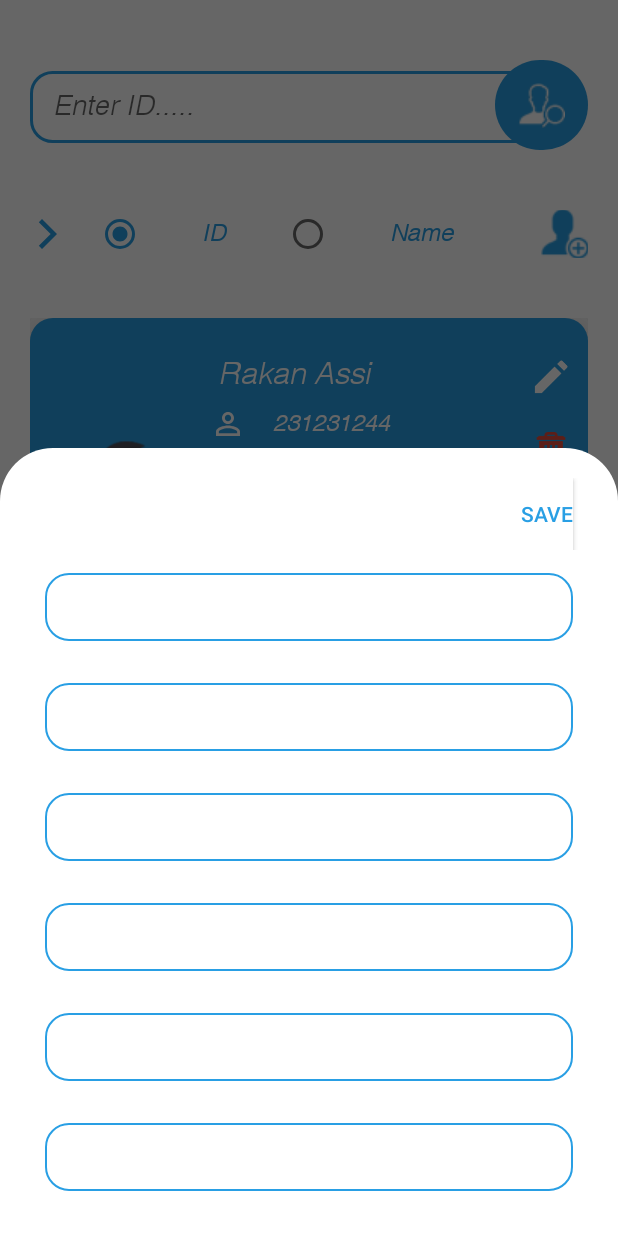
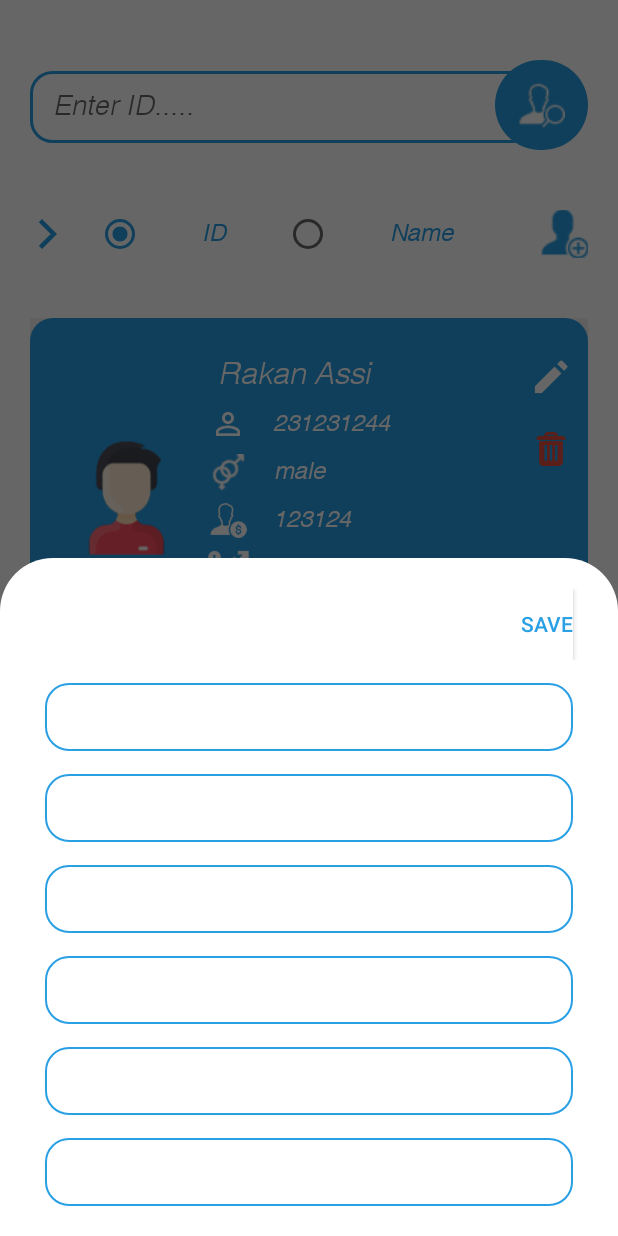
Before and after one commit to akramAssi/employee, an Android app: the screen it shows after launch (MainActivity), after a tap on an icon or button, on a phone screen of 412 x 824 dp. Run offline under Robolectric (Android 15) with nearby library versions, the phone set to English and light mode, and no system bars.

Commit message:
put all exit text into liner linear layout

```diff
--- a/app/src/main/res/layout/insert_layout.xml
+++ b/app/src/main/res/layout/insert_layout.xml
@@ -32,114 +32,155 @@
                 android:textSize="14sp" />
         </LinearLayout>
 
+        <LinearLayout
+            android:layout_width="match_parent"
+            android:layout_height="match_parent"
+            android:background="@drawable/edit_text"
+            android:layout_marginStart="10dp"
+            android:layout_marginTop="15dp"
+            android:layout_marginEnd="10dp"
+            android:orientation="horizontal">
+
             <EditText
                 android:id="@+id/nameEditText"
                 android:layout_width="match_parent"
                 android:layout_height="45dp"
-            android:layout_marginStart="10dp"
-            android:layout_marginTop="15dp"
-            android:layout_marginEnd="10dp"
-            android:background="@drawable/edit_text"
+                android:background="@android:color/transparent"
                 android:ems="10"
                 android:fontFamily="@font/helvetica_oblique"
                 android:hint="@string/nameHint"
+                android:importantForAutofill="no"
                 android:inputType="textPersonName"
                 android:paddingStart="20dp"
                 android:paddingEnd="20dp"
                 android:textColor="@color/illuminatingEmerald"
-            android:textSize="18sp"
-            android:importantForAutofill="no" />
+                android:textSize="18sp" />
+        </LinearLayout>
+
+        <LinearLayout
+            android:layout_width="match_parent"
+            android:layout_height="match_parent"
+            android:background="@drawable/edit_text"
+            android:layout_marginStart="10dp"
+            android:layout_marginTop="15dp"
+            android:layout_marginEnd="10dp"
+            android:orientation="horizontal">
 
             <EditText
                 android:id="@+id/idEditText"
                 android:layout_width="match_parent"
                 android:layout_height="45dp"
-            android:layout_marginStart="10dp"
-            android:layout_marginTop="28dp"
-            android:layout_marginEnd="10dp"
-            android:background="@drawable/edit_text"
+                android:background="@android:color/transparent"
                 android:ems="10"
                 android:fontFamily="@font/helvetica_oblique"
                 android:hint="@string/idHint"
+                android:importantForAutofill="no"
+                android:inputType="textPersonName"
+                android:paddingStart="20dp"
+                android:paddingEnd="20dp"
+                android:textColor="@color/illuminatingEmerald"
+                android:textSize="16sp" />
+        </LinearLayout>
+
+        <LinearLayout
+            android:layout_width="match_parent"
+            android:layout_height="match_parent"
+            android:background="@drawable/edit_text"
+            android:layout_marginStart="10dp"
+            android:layout_marginTop="15dp"
+            android:layout_marginEnd="10dp"
+            android:orientation="horizontal">
+
+            <EditText
+                android:id="@+id/genderEditText"
+                android:layout_width="match_parent"
+                android:layout_height="45dp"
+                android:background="@android:color/transparent"
+                android:ems="10"
+                android:fontFamily="@font/helvetica_oblique"
+                android:hint="@string/genderHint"
+                android:importantForAutofill="no"
+                android:inputType="textPersonName"
+                android:paddingStart="20dp"
+                android:paddingEnd="20dp"
+                android:textColor="@color/illuminatingEmerald"
+                android:textSize="16sp" />
+        </LinearLayout>
+
+        <LinearLayout
+            android:layout_width="match_parent"
+            android:layout_height="match_parent"
+            android:background="@drawable/edit_text"
+            android:layout_marginStart="10dp"
+            android:layout_marginTop="15dp"
+            android:layout_marginEnd="10dp"
+            android:orientation="horizontal">
+
+            <EditText
+                android:id="@+id/salaryEditText"
+                android:layout_width="match_parent"
+                android:layout_height="45dp"
+                android:background="@android:color/transparent"
+                android:ems="10"
+                android:fontFamily="@font/helvetica_oblique"
+                android:hint="@string/salaryHint"
+                android:importantForAutofill="no"
+                android:inputType="textPersonName"
+                android:paddingStart="20dp"
+                android:paddingEnd="20dp"
+                android:textColor="@color/illuminatingEmerald"
+                android:textSize="16sp" />
+        </LinearLayout>
+
+        <LinearLayout
+            android:layout_width="match_parent"
+            android:layout_height="match_parent"
+            android:background="@drawable/edit_text"
+            android:layout_marginStart="10dp"
+            android:layout_marginTop="15dp"
+            android:layout_marginEnd="10dp"
+            android:orientation="horizontal">
+
+            <EditText
+                android:id="@+id/salesEditText"
+                android:layout_width="match_parent"
+                android:layout_height="45dp"
+                android:background="@android:color/transparent"
+                android:ems="10"
+                android:fontFamily="@font/helvetica_oblique"
+                android:hint="@string/salesHint"
+                android:importantForAutofill="no"
+                android:inputType="textPersonName"
+                android:paddingStart="20dp"
+                android:paddingEnd="20dp"
+                android:textColor="@color/illuminatingEmerald"
+                android:textSize="16sp" />
+        </LinearLayout>
+
+        <LinearLayout
+            android:layout_width="match_parent"
+            android:layout_height="match_parent"
+            android:background="@drawable/edit_text"
+            android:layout_marginStart="10dp"
+            android:layout_marginTop="15dp"
+            android:layout_marginEnd="10dp"
+            android:orientation="horizontal">
+
+            <EditText
+                android:id="@+id/CommissionEditText"
+                android:layout_width="match_parent"
+                android:layout_height="45dp"
+                android:ems="10"
+                android:fontFamily="@font/helvetica_oblique"
+                android:hint="@string/commissionHint"
+                android:importantForAutofill="no"
                 android:inputType="textPersonName"
                 android:paddingStart="20dp"
                 android:paddingEnd="20dp"
                 android:textColor="@color/illuminatingEmerald"
                 android:textSize="16sp"
-            android:importantForAutofill="no" />
-
-        <EditText
-            android:id="@+id/genderEditText"
-            android:layout_width="match_parent"
-            android:layout_height="45dp"
-            android:layout_marginStart="10dp"
-            android:layout_marginTop="28dp"
-            android:layout_marginEnd="10dp"
-            android:background="@drawable/edit_text"
-            android:ems="10"
-            android:fontFamily="@font/helvetica_oblique"
-            android:hint="@string/genderHint"
-            android:inputType="textPersonName"
-            android:paddingStart="20dp"
-            android:paddingEnd="20dp"
-            android:textColor="@color/illuminatingEmerald"
-            android:textSize="16sp"
-            android:importantForAutofill="no" />
-
-        <EditText
-            android:id="@+id/salaryEditText"
-            android:layout_width="match_parent"
-            android:layout_height="45dp"
-            android:layout_marginStart="10dp"
-            android:layout_marginTop="28dp"
-            android:layout_marginEnd="10dp"
-            android:background="@drawable/edit_text"
-            android:ems="10"
-            android:fontFamily="@font/helvetica_oblique"
-            android:hint="@string/salaryHint"
-            android:inputType="textPersonName"
-            android:paddingStart="20dp"
-            android:paddingEnd="20dp"
-            android:textColor="@color/illuminatingEmerald"
-            android:textSize="16sp"
-            android:importantForAutofill="no" />
-
-        <EditText
-            android:id="@+id/salesEditText"
-            android:layout_width="match_parent"
-            android:layout_height="45dp"
-            android:layout_marginStart="10dp"
-            android:layout_marginTop="28dp"
-            android:layout_marginEnd="10dp"
-            android:background="@drawable/edit_text"
-            android:ems="10"
-            android:fontFamily="@font/helvetica_oblique"
-            android:hint="@string/salesHint"
-            android:inputType="textPersonName"
-            android:paddingStart="20dp"
-            android:paddingEnd="20dp"
-            android:textColor="@color/illuminatingEmerald"
-            android:textSize="16sp"
-            android:importantForAutofill="no" />
-
-        <EditText
-            android:id="@+id/CommissionEditText"
-            android:layout_width="match_parent"
-            android:layout_height="45dp"
-            android:layout_marginStart="10dp"
-            android:layout_marginTop="28dp"
-            android:layout_marginEnd="10dp"
-            android:layout_marginBottom="10dp"
-            android:background="@drawable/edit_text"
-            android:ems="10"
-            android:fontFamily="@font/helvetica_oblique"
-            android:hint="@string/commissionHint"
-            android:inputType="textPersonName"
-            android:paddingStart="20dp"
-            android:paddingEnd="20dp"
-            android:textColor="@color/illuminatingEmerald"
-            android:textSize="16sp"
-            android:importantForAutofill="no" />
+                android:background="@android:color/transparent" />
+        </LinearLayout>
 
     </LinearLayout>
 </ScrollView>
```
Lines whose indentation alone changed are shown as unchanged.
